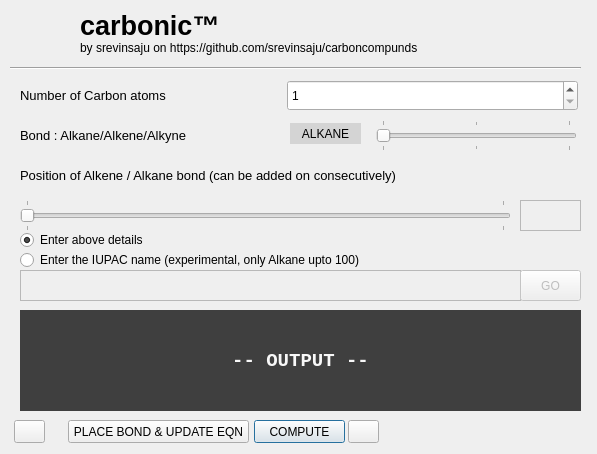
srevinsaju/carbonic, file ui.ui: the form before one commit.
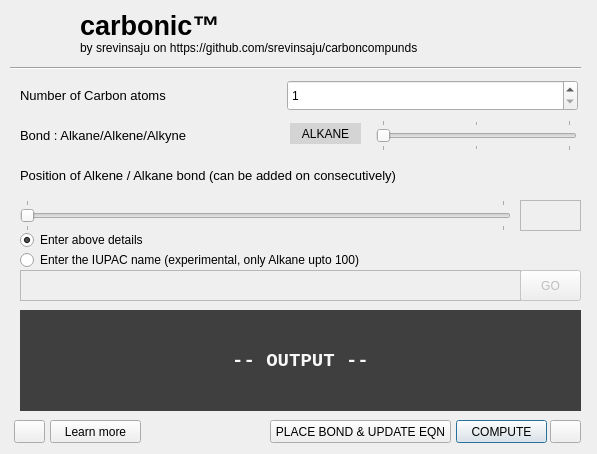
The form after the commit. Icons and pictures are not drawn.

Commit message: modified:   README.md 	modified:   main.py 	modified:   mainui.py 	deleted:    screenshot.png 	modified:   ui.ui 	images/

```diff
--- a/ui.ui
+++ b/ui.ui
@@ -64,7 +64,7 @@
   <widget class="QPushButton" name="pushButton">
    <property name="geometry">
     <rect>
-     <x>254</x>
+     <x>456</x>
      <y>420</y>
      <width>91</width>
      <height>23</height>
@@ -81,7 +81,7 @@
   <widget class="QPushButton" name="pushButton_2">
    <property name="geometry">
     <rect>
-     <x>348</x>
+     <x>550</x>
      <y>420</y>
      <width>31</width>
      <height>23</height>
@@ -98,7 +98,7 @@
   <widget class="QPushButton" name="pushButton_3">
    <property name="geometry">
     <rect>
-     <x>68</x>
+     <x>270</x>
      <y>420</y>
      <width>181</width>
      <height>23</height>
@@ -561,6 +561,29 @@
     <bool>true</bool>
    </property>
   </widget>
+  <widget class="QPushButton" name="abt_2">
+   <property name="geometry">
+    <rect>
+     <x>50</x>
+     <y>420</y>
+     <width>91</width>
+     <height>23</height>
+    </rect>
+   </property>
+   <property name="toolTip">
+    <string>View the Readme.md on Github, the leader in opensource software for free</string>
+   </property>
+   <property name="toolTipDuration">
+    <number>2</number>
+   </property>
+   <property name="text">
+    <string>Learn more</string>
+   </property>
+   <property name="icon">
+    <iconset>
+     <normaloff>images/github.logo.svg</normaloff>images/github.logo.svg</iconset>
+   </property>
+  </widget>
  </widget>
  <resources/>
  <connections/>
```
Left out of the diff: 32 changed lines with no effect on the pictures. The commit also changes 5 other files.
